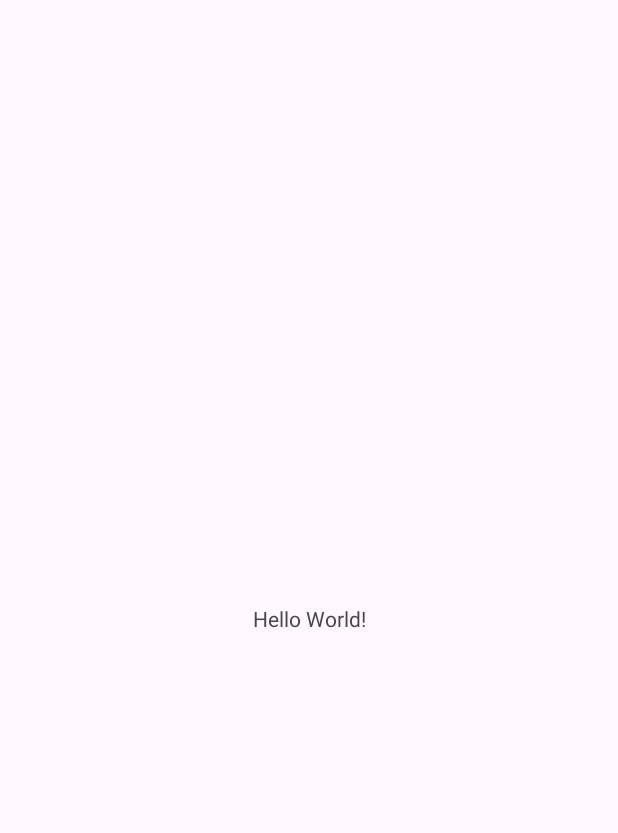
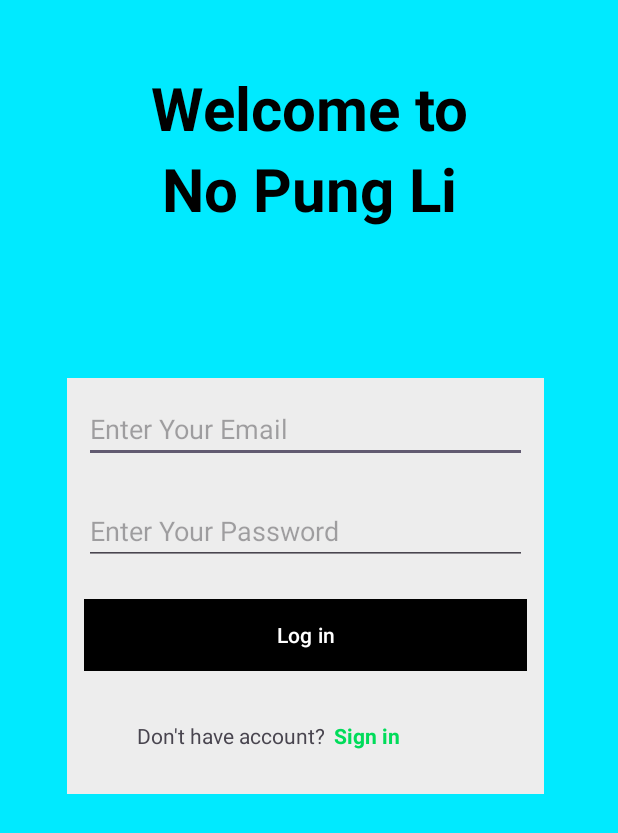
Before and after one commit to VickyDarmana/NoPungLi, an Android app: the screen it shows after launch (MainActivity), on a phone screen of 412 x 824 dp. Before the commit the part shown is almost empty. Shown: the top 833 px of the screen. Run offline under Robolectric (Android 15) with nearby library versions, the phone set to English and light mode, and no system bars.

Commit message:
membuat login page
menaruh layout dan mengedit xml main activity

```diff
--- a/app/src/main/res/layout/activity_main.xml
+++ b/app/src/main/res/layout/activity_main.xml
@@ -6,13 +6,107 @@
     android:layout_height="match_parent"
     tools:context=".MainActivity">
 
-    <TextView
-        android:layout_width="wrap_content"
-        android:layout_height="wrap_content"
-        android:text="Hello World!"
-        app:layout_constraintBottom_toBottomOf="parent"
-        app:layout_constraintEnd_toEndOf="parent"
-        app:layout_constraintStart_toStartOf="parent"
-        app:layout_constraintTop_toTopOf="parent" />
 
+    <LinearLayout
+        android:layout_width="match_parent"
+        android:layout_height="match_parent"
+        android:orientation="vertical"
+        android:background="@color/background"
+        tools:layout_editor_absoluteX="1dp"
+        tools:layout_editor_absoluteY="1dp">
+
+        <LinearLayout
+            android:layout_width="match_parent"
+            android:layout_height="207dp"
+            android:layout_marginTop="20pt"
+            android:orientation="vertical">
+
+            <TextView
+                android:id="@+id/textView"
+                android:layout_width="match_parent"
+                android:layout_height="wrap_content"
+                android:textStyle="bold"
+                android:textAlignment="center"
+                android:textSize="18pt"
+                android:textColor="@color/black"
+                android:text="Welcome to" />
+
+            <TextView
+                android:id="@+id/textView2"
+                android:layout_width="match_parent"
+                android:layout_height="wrap_content"
+                android:textStyle="bold"
+                android:textAlignment="center"
+                android:textSize="18pt"
+                android:textColor="@color/black"
+                android:text="No Pung Li" />
+        </LinearLayout>
+
+        <LinearLayout
+            android:layout_width="318dp"
+            android:layout_height="277dp"
+            android:layout_marginLeft="20pt"
+            android:layout_marginRight="20pt"
+            android:background="@color/grey"
+            android:orientation="vertical"
+            app:layout_constraintEnd_toEndOf="parent"
+            app:layout_constraintStart_toStartOf="parent">
+
+            <EditText
+                android:id="@+id/editTextText"
+                android:layout_width="match_parent"
+                android:layout_height="wrap_content"
+                android:layout_margin="5pt"
+                android:ems="10"
+                android:hint="Enter Your Email"
+                android:inputType="text" />
+
+            <EditText
+                android:id="@+id/editTextText2"
+                android:layout_width="match_parent"
+                android:layout_height="wrap_content"
+                android:layout_margin="5pt"
+                android:ems="10"
+                android:hint="Enter Your Password"
+                android:inputType="text" />
+
+            <Button
+                android:id="@+id/button"
+                android:layout_width="match_parent"
+                android:layout_height="wrap_content"
+                android:layout_margin="5pt"
+                android:background="@color/green"
+                android:text="Log in" />
+
+            <LinearLayout
+                android:layout_width="match_parent"
+                android:layout_height="54dp"
+                android:layout_marginTop="10pt"
+                android:orientation="horizontal">
+
+                <TextView
+                    android:id="@+id/textView3"
+                    android:layout_width="207dp"
+                    android:layout_height="wrap_content"
+                    android:layout_weight="1"
+                    android:text="Don't have account?"
+                    android:textAlignment="textEnd"
+                    app:layout_constraintBottom_toBottomOf="parent"
+                    app:layout_constraintTop_toTopOf="parent" />
+
+                <TextView
+                    android:id="@+id/textView4"
+                    android:layout_width="176dp"
+                    android:layout_height="wrap_content"
+                    android:layout_marginLeft="3pt"
+                    android:layout_weight="1"
+                    android:text="Sign in"
+                    android:textColor="@color/green"
+                    android:textStyle="bold"
+                    app:layout_constraintBottom_toBottomOf="parent"
+                    app:layout_constraintTop_toTopOf="parent" />
+            </LinearLayout>
+
+        </LinearLayout>
+    </LinearLayout>
 </androidx.constraintlayout.widget.ConstraintLayout>
--- a/app/src/main/res/values/colors.xml
+++ b/app/src/main/res/values/colors.xml
@@ -2,4 +2,7 @@
 <resources>
     <color name="black">#FF000000</color>
     <color name="white">#FFFFFFFF</color>
+    <color name="grey">#EDEDED</color>
+    <color name="green">#00DC5A</color>
+    <color name="background">#00EAFF</color>
 </resources>
--- a/app/src/main/res/values/themes.xml
+++ b/app/src/main/res/values/themes.xml
@@ -2,7 +2,7 @@
     <!-- Base application theme. -->
     <style name="Base.Theme.NoPungLi" parent="Theme.Material3.DayNight.NoActionBar">
         <!-- Customize your light theme here. -->
-        <!-- <item name="colorPrimary">@color/my_light_primary</item> -->
+        <item name="colorPrimary">@color/black</item>
     </style>
 
     <style name="Theme.NoPungLi" parent="Base.Theme.NoPungLi" />
```
